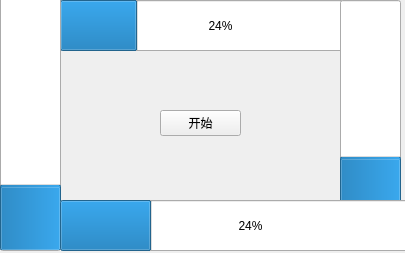
792607724/PyQt5Project, file uifile/progressBar.ui: the form before one commit.
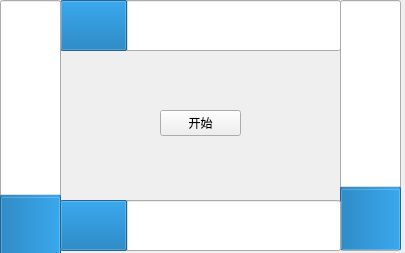
The form after the commit.

Commit message: New project for PyQt5

```diff
--- a/uifile/progressBar.ui
+++ b/uifile/progressBar.ui
@@ -25,19 +25,22 @@
      <rect>
       <x>60</x>
       <y>0</y>
-      <width>321</width>
+      <width>281</width>
       <height>51</height>
      </rect>
     </property>
     <property name="value">
      <number>24</number>
     </property>
+    <property name="textVisible">
+     <bool>false</bool>
+    </property>
    </widget>
    <widget class="QProgressBar" name="progressBar_2">
     <property name="geometry">
      <rect>
       <x>0</x>
-      <y>-10</y>
+      <y>0</y>
       <width>61</width>
       <height>261</height>
      </rect>
@@ -45,6 +48,9 @@
     <property name="value">
      <number>24</number>
     </property>
+    <property name="textVisible">
+     <bool>false</bool>
+    </property>
     <property name="orientation">
      <enum>Qt::Vertical</enum>
     </property>
@@ -55,12 +61,15 @@
       <x>340</x>
       <y>0</y>
       <width>61</width>
-      <height>211</height>
+      <height>251</height>
      </rect>
     </property>
     <property name="value">
      <number>24</number>
     </property>
+    <property name="textVisible">
+     <bool>false</bool>
+    </property>
     <property name="orientation">
      <enum>Qt::Vertical</enum>
     </property>
@@ -70,13 +79,16 @@
      <rect>
       <x>60</x>
       <y>200</y>
-      <width>381</width>
+      <width>281</width>
       <height>51</height>
      </rect>
     </property>
     <property name="value">
      <number>24</number>
     </property>
+    <property name="textVisible">
+     <bool>false</bool>
+    </property>
    </widget>
    <widget class="QPushButton" name="pushButton">
     <property name="geometry">
```
The commit also changes 1 other file.
